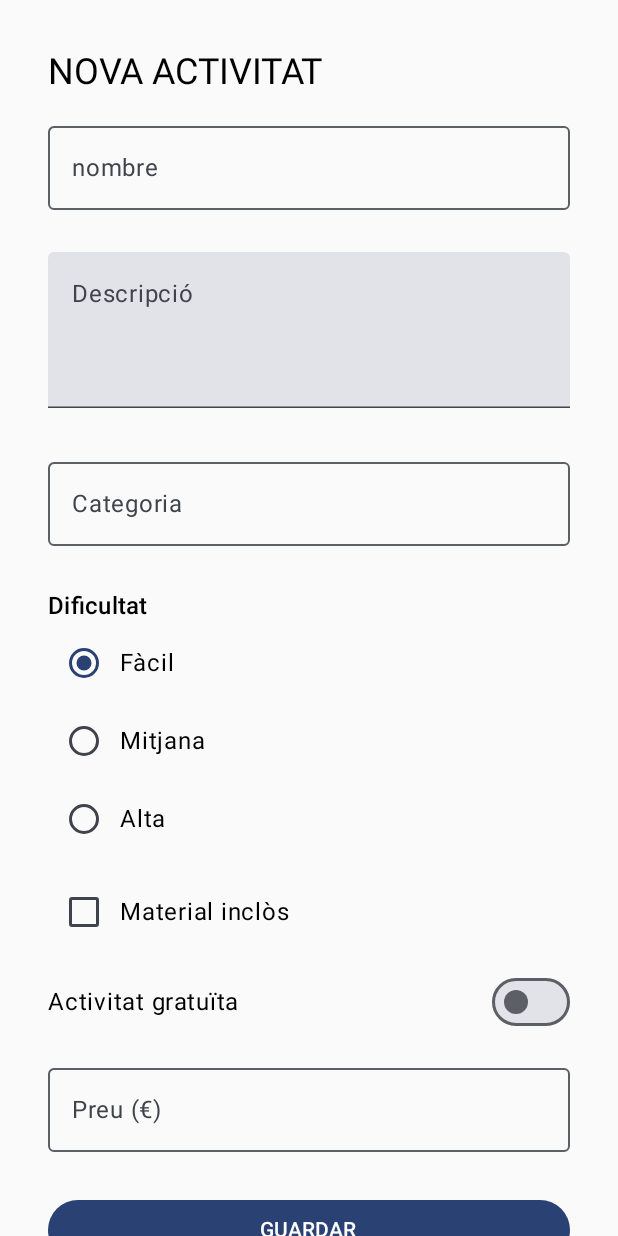
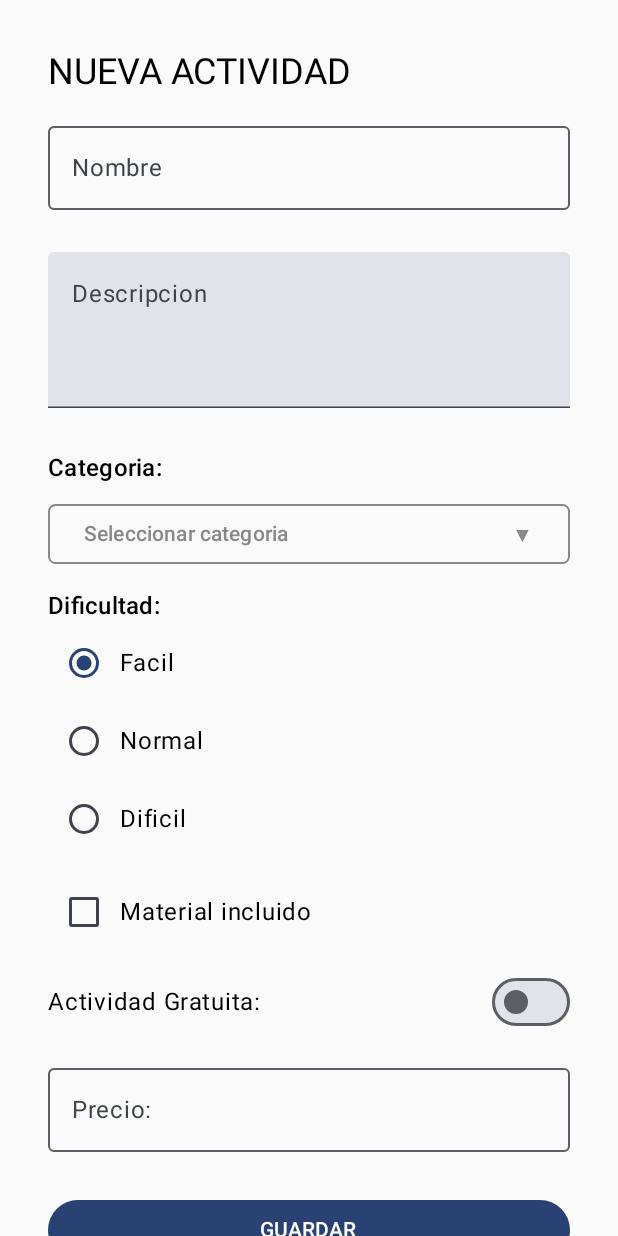
Before and after one commit to franr2007/Multimedia-Programming_and_Mobile-Devices_Projects, an Android app built with Jetpack Compose: the screen it shows after launch (MainActivity), on a phone screen of 412 x 824 dp. Run offline under Robolectric (Android 15) with nearby library versions, the phone set to English and light mode, and no system bars.

Commit message:
Fixed errors & revised the code 15/11/26

```diff
--- a/PracticaFormulariosControles/app/build.gradle.kts
+++ b/PracticaFormulariosControles/app/build.gradle.kts
@@ -39,6 +39,7 @@ android {
 dependencies {
     implementation(platform(libs.androidx.compose.bom))
     implementation(libs.androidx.activity.compose)
+    implementation(libs.androidx.compose.foundation.layout)
     implementation(libs.androidx.compose.material3)
     implementation(libs.androidx.compose.ui)
     implementation(libs.androidx.compose.ui.graphics)
--- a/PracticaFormulariosControles/app/src/main/java/com/example/practicaformularioscontroles/ui/components/ActividadCard.kt
+++ b/PracticaFormulariosControles/app/src/main/java/com/example/practicaformularioscontroles/ui/components/ActividadCard.kt
@@ -20,38 +20,35 @@ fun ActividadCard(
     modifier: Modifier = Modifier
 ) {
     Card(
-        modifier = modifier.fillMaxWidth(),
-        elevation = CardDefaults.cardElevation(
-            defaultElevation = 2.dp
-        )
+        modifier = modifier.fillMaxWidth()
     ) {
         Column(
             modifier = Modifier.padding(16.dp),
             verticalArrangement = Arrangement.spacedBy(8.dp)
         ) {
 
-            // Nombre de la actividad.
+            //nombre
             Text(
                 text = actividad.nombre,
                 style = MaterialTheme.typography.titleLarge
             )
 
-            // Categoría y dificultad.
+            //categoria y dificultad
             Text(
                 text = "${actividad.categoria} · ${actividad.dificultad}",
                 style = MaterialTheme.typography.bodyMedium
             )
 
-            // Descripción recibida del objeto.
+            //descripcion
             Text(
                 text = actividad.descripcion,
                 style = MaterialTheme.typography.bodyMedium
             )
 
-            // Se muestra el precio o la indicación de gratuidad.
+            // precio o info de si es gratuita
             if (actividad.gratuita) {
                 Text(
-                    text = "Gratuïta",
+                    text = "Gratuita",
                     style = MaterialTheme.typography.titleMedium
                 )
             } else {
@@ -65,10 +62,10 @@ fun ActividadCard(
                 )
             }
 
-            // Solo mostramos esta indicación cuando incluye material.
+            // info material
             if (actividad.materialIncluido) {
                 Text(
-                    text = "Material inclòs",
+                    text = "Material incluido",
                     style = MaterialTheme.typography.bodySmall
                 )
             }
--- a/PracticaFormulariosControles/app/src/main/java/com/example/practicaformularioscontroles/ui/components/FormularioActividades.kt
+++ b/PracticaFormulariosControles/app/src/main/java/com/example/practicaformularioscontroles/ui/components/FormularioActividades.kt
@@ -1,12 +1,17 @@
 package com.example.practicaformularioscontroles.ui.components
 
+import androidx.compose.foundation.BorderStroke
 import androidx.compose.foundation.clickable
 import androidx.compose.foundation.layout.Arrangement
 import androidx.compose.foundation.layout.Column
 import androidx.compose.foundation.layout.Row
+import androidx.compose.foundation.layout.Spacer
 import androidx.compose.foundation.layout.fillMaxWidth
+import androidx.compose.foundation.layout.height
 import androidx.compose.foundation.layout.padding
+import androidx.compose.foundation.shape.RoundedCornerShape
 import androidx.compose.material3.Button
+import androidx.compose.material3.ButtonColors
 import androidx.compose.material3.Checkbox
 import androidx.compose.material3.DropdownMenu
 import androidx.compose.material3.DropdownMenuItem
@@ -19,10 +24,12 @@ import androidx.compose.material3.TextField
 import androidx.compose.runtime.Composable
 import androidx.compose.runtime.getValue
 import androidx.compose.runtime.mutableStateOf
+import androidx.compose.runtime.remember
 import androidx.compose.runtime.saveable.rememberSaveable
 import androidx.compose.runtime.setValue
 import androidx.compose.ui.Alignment
 import androidx.compose.ui.Modifier
+import androidx.compose.ui.graphics.Color
 import androidx.compose.ui.unit.dp
 import com.example.practicaformularioscontroles.data.model.Actividad
 
@@ -32,32 +39,32 @@ fun FormularioActividad(
     modifier: Modifier = Modifier
 ) {
 
-    // Estados de los campos del formulario.
+    //Variables
     var nombre by rememberSaveable { mutableStateOf("") }
     var descripcion by rememberSaveable { mutableStateOf("") }
     var categoria by rememberSaveable { mutableStateOf("") }
-    var dificultad by rememberSaveable { mutableStateOf("Fàcil") }
+    var dificultad by rememberSaveable { mutableStateOf("Facil") }
     var materialIncluido by rememberSaveable { mutableStateOf(false) }
     var gratuita by rememberSaveable { mutableStateOf(false) }
     var precio by rememberSaveable { mutableStateOf("") }
 
-    // Solo mostramos los errores después de intentar guardar.
+    //variable para intentar guardar
     var intentarGuardar by rememberSaveable { mutableStateOf(false) }
 
-    // Conversión segura del precio: si no es numérico devuelve null.
-    val precioNumerico = precio.replace(',', '.').toDoubleOrNull()
 
-    // Validaciones exigidas en la actividad.
-    val nombreValido = nombre.trim().length in 3..30
-    val descripcionValida = descripcion.trim().length in 10..120
-    val categoriaValida = categoria.isNotBlank()
-    val precioValido = gratuita || (precioNumerico != null && precioNumerico > 0.0)
+    //validaciones
 
-    // Solo se permite guardar cuando todos los campos son válidos.
-    val formulariValid = nombreValido &&
-            descripcionValida &&
-            categoriaValida &&
-            precioValido
+    val formatoPrecio = precio.toDoubleOrNull()
+    val validarNombre = nombre.trim().length in 3..30
+    val validarDescripcion = descripcion.trim().length in 10..120
+    val validarCategoria = categoria.isNotBlank()
+    val validarPrecio = gratuita || (formatoPrecio != null && formatoPrecio > 0.0)
+
+    // validacion que recoge todas las validaciones, solo se podra guardar si esta da true
+    val validarFormulario = validarNombre &&
+            validarDescripcion &&
+            validarCategoria &&
+            validarPrecio
 
     Column(
         modifier = modifier
@@ -67,56 +74,67 @@ fun FormularioActividad(
     ) {
 
         Text(
-            text = "NOVA ACTIVITAT",
+            text = "NUEVA ACTIVIDAD",
             style = MaterialTheme.typography.headlineSmall
         )
 
-        // Nombre: debe contener entre 3 y 30 caracteres.
+        //campo de texto para el nombre
         OutlinedTextField(
             value = nombre,
             onValueChange = { nombre = it },
-            label = { Text("nombre") },
+            label = { Text("Nombre") },
             modifier = Modifier.fillMaxWidth(),
             singleLine = true,
-            isError = intentarGuardar && !nombreValido,
+            isError = intentarGuardar && !validarNombre,
             supportingText = {
-                if (intentarGuardar && !nombreValido) {
-                    Text("El nom ha de tenir entre 3 i 30 caràcters")
+                if (intentarGuardar && !validarNombre) {
+                    Text("El nombre ha de tener entre 3 y 30 caracteres")
                 }
             }
         )
 
-        // Descripción: debe contener entre 10 y 120 caracteres.
+        //campo de texto para la descripcion
         TextField(
             value = descripcion,
             onValueChange = { descripcion = it },
-            label = { Text("Descripció") },
+            label = { Text("Descripcion") },
             modifier = Modifier.fillMaxWidth(),
             minLines = 3,
             maxLines = 4,
-            isError = intentarGuardar && !descripcionValida,
+            isError = intentarGuardar && !validarDescripcion,
             supportingText = {
-                if (intentarGuardar && !descripcionValida) {
-                    Text("La descripció ha de tenir entre 10 i 120 caràcters")
+                if (intentarGuardar && !validarDescripcion) {
+                    Text("La descripcion ha de tener entre 10 i 120 caracteres")
                 }
             }
         )
 
-        // Selector desplegable de categoría.
+        //selector de categorias
         SelectorCategoria(
             categoria = categoria,
             onCategoriaSeleccionada = { categoria = it },
-            mostrarError = intentarGuardar && !categoriaValida
         )
 
-        // Selector de dificultad mediante RadioButtons.
-        SelectorDificultat(
-            dificultat = dificultad,
-            onDificultatSeleccionada = { dificultad = it }
+        if (intentarGuardar && !validarCategoria) {
+            Text(
+                text = "Debes seleccionar una categoria",
+                color = MaterialTheme.colorScheme.error,
+                style = MaterialTheme.typography.bodySmall,
+                modifier = Modifier.padding(start = 14.dp)
+            )
+        }
+
+        //selector de dificultades
+        SelectorDificultad(
+            dificultad = dificultad,
+            ondificultadeseleccionada = { dificultad = it }
         )
 
-        // Checkbox: indica si la actividad incluye material.
+        // Checkbox que indica si la actividad lleva material
         Row(
+            modifier = Modifier
+                .fillMaxWidth()
+                .clickable {materialIncluido = !materialIncluido},
             verticalAlignment = Alignment.CenterVertically
         ) {
             Checkbox(
@@ -124,16 +142,18 @@ fun FormularioActividad(
                 onCheckedChange = { materialIncluido = it }
             )
 
-            Text("Material inclòs")
+            Text("Material incluido")
         }
 
-        // Switch: al activarlo, el precio pasa a 0 y se deshabilita.
+        // Switch si la actividad es gratuita
         Row(
-            modifier = Modifier.fillMaxWidth(),
+            modifier = Modifier
+                .fillMaxWidth()
+                .clickable { gratuita = !gratuita },
             horizontalArrangement = Arrangement.SpaceBetween,
             verticalAlignment = Alignment.CenterVertically
         ) {
-            Text("Activitat gratuïta")
+            Text("Actividad Gratuita:")
 
             Switch(
                 checked = gratuita,
@@ -147,30 +167,32 @@ fun FormularioActividad(
             )
         }
 
-        // El precio solamente se puede modificar si no es gratuita.
+        //campo de texto de precio
         OutlinedTextField(
             value = precio,
-            onValueChange = { precio = it },
-            label = { Text("Preu (€)") },
+            onValueChange = { nuevoPrecio ->
+                precio = nuevoPrecio.replace(',', '.')
+            },
+            label = { Text("Precio:") },
             modifier = Modifier.fillMaxWidth(),
             singleLine = true,
             enabled = !gratuita,
-            isError = intentarGuardar && !precioValido,
+            isError = intentarGuardar && !validarPrecio,
             supportingText = {
                 if (gratuita) {
-                    Text("Activitat gratuïta: 0,00 €")
-                } else if (intentarGuardar && !precioValido) {
-                    Text("Introdueix un preu numèric superior a 0")
+                    Text("Actividad gratuita: 0,00 €")
+                } else if (intentarGuardar && !validarPrecio) {
+                    Text("Introduce un precio numerico superior a 0")
                 }
             }
         )
 
-        // Botón que valida, crea el objeto y lo envía a la pantalla principal.
+        //Boton que valida el formulario y guarda la actividad
         Button(
             onClick = {
                 intentarGuardar = true
 
-                if (formulariValid) {
+                if (validarFormulario) {
                     val novaActivitat = Actividad(
                         id = 0,
                         nombre = nombre.trim(),
@@ -179,16 +201,16 @@ fun FormularioActividad(
                         dificultad = dificultad,
                         materialIncluido = materialIncluido,
                         gratuita = gratuita,
-                        precio = if (gratuita) 0.0 else precioNumerico!!
+                        precio = if (gratuita) 0.0 else formatoPrecio!!
                     )
 
                     onGuardar(novaActivitat)
 
-                    // Se reinician todos los estados tras guardar correctamente.
+                    //Se reinician todos los estados
                     nombre = ""
                     descripcion = ""
                     categoria = ""
-                    dificultad = "Fàcil"
+                    dificultad = "Facil"
                     materialIncluido = false
                     gratuita = false
                     precio = ""
@@ -203,48 +225,67 @@ fun FormularioActividad(
 }
 
 
-// Selector reutilizable de categorías mediante DropdownMenu.
+//Composable para seleccionar una categoria
 @Composable
 fun SelectorCategoria(
     categoria: String,
-    onCategoriaSeleccionada: (String) -> Unit,
-    mostrarError: Boolean
+    onCategoriaSeleccionada: (String) -> Unit
 ) {
-    var expanded by rememberSaveable { mutableStateOf(false) }
+    //Controla si el menú está abierto o cerrado.
+    var expanded by remember { mutableStateOf(false) }
 
-    // Opciones disponibles para el usuario.
-    // Puedes modificar esta lista y añadir nuevas categorías.
-    val categories = listOf(
-        "Esport",
-        "Natura",
-        "Gastronomia",
+    val categorias = listOf(
+        "Deportes",
+        "Naturaleza",
+        "Cocina",
         "Cultura",
-        "Altres"
+        "Otros"
     )
 
     Column {
-        OutlinedTextField(
-            value = categoria,
-            onValueChange = {},
-            readOnly = true,
-            label = { Text("Categoria") },
-            modifier = Modifier
-                .fillMaxWidth()
-                .clickable { expanded = true },
-            enabled = true,
-            isError = mostrarError,
-            supportingText = {
-                if (mostrarError) {
-                    Text("Selecciona una categoria")
-                }
+        Text(
+            text = "Categoria: ",
+            style = MaterialTheme.typography.titleMedium
+        )
+
+        Spacer(modifier = Modifier.height(8.dp))
+
+        //Boton que abre el menu
+        Button(
+            onClick = { expanded = true },
+            modifier = Modifier.fillMaxWidth(),
+            shape = RoundedCornerShape(5.dp),
+            colors =ButtonColors(
+                containerColor = Color.Transparent,
+                contentColor = Color.Gray,
+                disabledContainerColor = Color.Transparent,
+                disabledContentColor = Color.Gray
+            ),
+            border = BorderStroke(1.dp, Color.Gray)
+        ) {
+            Row(
+                modifier = Modifier.fillMaxWidth(),
+                horizontalArrangement = Arrangement.SpaceBetween,
+                verticalAlignment = Alignment.CenterVertically
+            ) {
+                Text(
+                    text = categoria.ifBlank {
+                        "Seleccionar categoria"
                     }
                 )
 
+                Text("▼")
+            }
+
+
+
+            //menu desplegable
             DropdownMenu(
                 expanded = expanded,
-            onDismissRequest = { expanded = false }
+                onDismissRequest = { expanded = false },
+                modifier = Modifier.fillMaxWidth(0.9f)
             ) {
-            categories.forEach { opcion ->
+                categorias.forEach { opcion ->
                     DropdownMenuItem(
                         text = { Text(opcion) },
                         onClick = {
@@ -256,40 +297,40 @@ fun SelectorCategoria(
             }
         }
     }
+}
 
-
-// Selector reutilizable de dificultad mediante RadioButtons.
+//composable para seleccionar una dificultad
 @Composable
-fun SelectorDificultat(
-    dificultat: String,
-    onDificultatSeleccionada: (String) -> Unit
+fun SelectorDificultad(
+    dificultad: String,
+    ondificultadeseleccionada: (String) -> Unit
 ) {
-    val dificultats = listOf("Fàcil", "Mitjana", "Alta")
+    val dificultades = listOf("Facil", "Normal", "Dificil")
 
     Column {
         Text(
-            text = "Dificultat",
+            text = "Dificultad:",
             style = MaterialTheme.typography.titleMedium
         )
 
-        dificultats.forEach { opcio ->
+        dificultades.forEach { opcion ->
             Row(
                 modifier = Modifier
                     .fillMaxWidth()
                     .clickable {
-                        onDificultatSeleccionada(opcio)
+                        ondificultadeseleccionada(opcion)
                     }
                     .padding(vertical = 2.dp),
                 verticalAlignment = Alignment.CenterVertically
             ) {
                 RadioButton(
-                    selected = dificultat == opcio,
+                    selected = dificultad == opcion,
                     onClick = {
-                        onDificultatSeleccionada(opcio)
+                        ondificultadeseleccionada(opcion)
                     }
                 )
 
-                Text(opcio)
+                Text(opcion)
             }
         }
     }
--- a/PracticaFormulariosControles/gradle/libs.versions.toml
+++ b/PracticaFormulariosControles/gradle/libs.versions.toml
@@ -8,6 +8,7 @@ lifecycleRuntimeKtx = "2.11.0"
 activityCompose = "1.13.0"
 kotlin = "2.2.10"
 composeBom = "2026.02.01"
+foundationLayout = "1.12.1"
 
 [libraries]
 androidx-core-ktx = { group = "androidx.core", name = "core-ktx", version.ref = "coreKtx" }
@@ -24,6 +25,7 @@ androidx-compose-ui-tooling-preview = { group = "androidx.compose.ui", name = "u
 androidx-compose-ui-test-manifest = { group = "androidx.compose.ui", name = "ui-test-manifest" }
 androidx-compose-ui-test-junit4 = { group = "androidx.compose.ui", name = "ui-test-junit4" }
 androidx-compose-material3 = { group = "androidx.compose.material3", name = "material3" }
+androidx-compose-foundation-layout = { group = "androidx.compose.foundation", name = "foundation-layout", version.ref = "foundationLayout" }
 
 [plugins]
 android-application = { id = "com.android.application", version.ref = "agp" }
```
Lines whose indentation alone changed are shown as unchanged.
